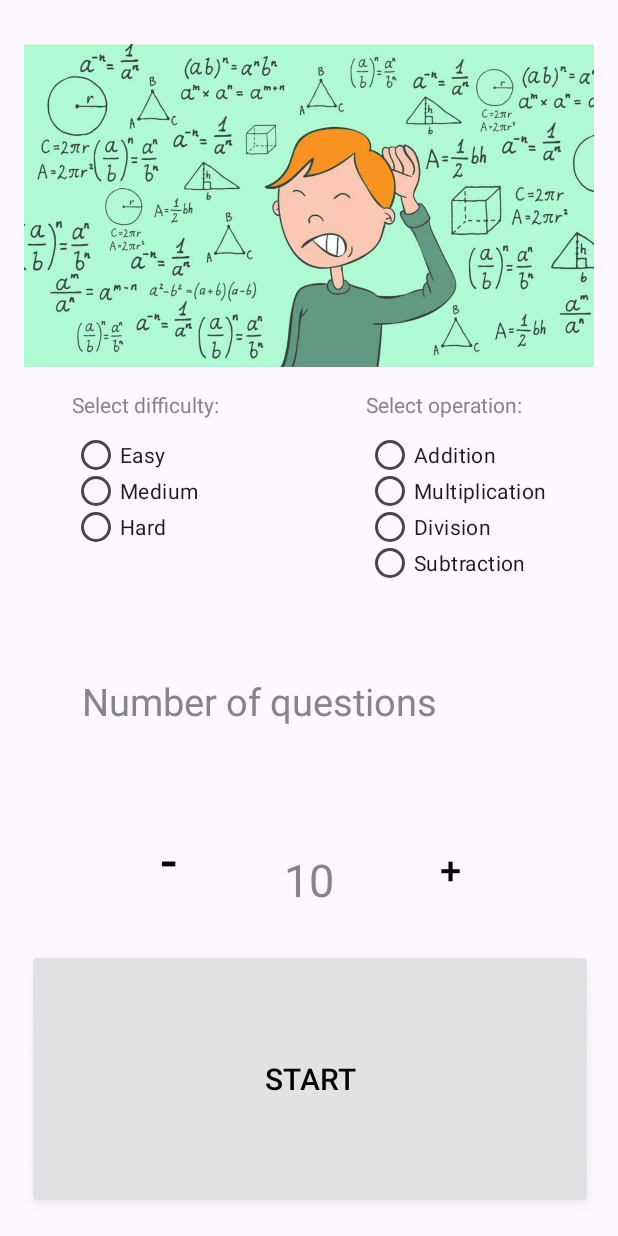
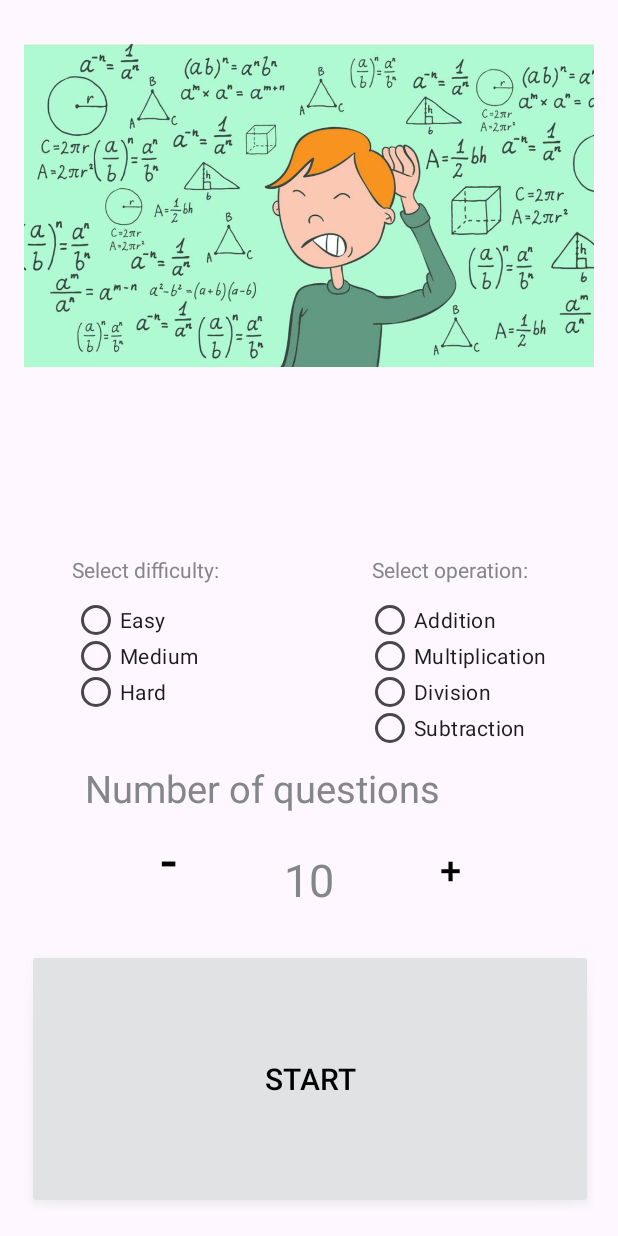
Before and after one commit to billym711/C323-Project3, an Android app: the screen it shows after launch (MainActivity), on a phone screen of 412 x 824 dp. Run offline under Robolectric (Android 15) with nearby library versions, the phone set to English and light mode, and no system bars.

Commit message:
Finalizing and adding comments

```diff
--- a/app/src/main/java/com/example/project3/MainFragment.kt
+++ b/app/src/main/java/com/example/project3/MainFragment.kt
@@ -1,5 +1,6 @@
 package com.example.project3
 
+import android.graphics.Color
 import androidx.appcompat.app.AppCompatActivity
 import android.os.Bundle
 import android.util.Log
@@ -13,6 +14,7 @@ import android.widget.RadioGroup
 import android.widget.TextView
 import androidx.fragment.app.Fragment
 import androidx.navigation.findNavController
+import org.w3c.dom.Text
 
 
 class MainFragment : Fragment() {
@@ -27,15 +29,30 @@ class MainFragment : Fragment() {
         savedInstanceState: Bundle?
     ): View? {
         // Inflate the layout for this fragment
-        var isResult = false
         val view = inflater.inflate(R.layout.fragment_main, container, false)
         // This gets access to all the elements we need on this page
         //(Radio buttons, start button, +/- buttons, and text elements)
-        isResult = MainFragmentArgs.fromBundle(requireArguments()).isResult
-        if (isResult){
-            val numberCorrect = MainFragmentArgs.fromBundle(requireArguments()).questionsCorrect
-            val numberTotal = MainFragmentArgs.fromBundle(requireArguments()).questionsTotal
+
+        //Getting the values from the second fragment, passed through the Navigation graph
+        val numberCorrect = MainFragmentArgs.fromBundle(arguments as Bundle).questionsCorrect
+        val numberTotal = MainFragmentArgs.fromBundle(arguments as Bundle).questionsTotal
+        val prevOperation = MainFragmentArgs.fromBundle(arguments as Bundle).prevOperation
+        val finalText = view.findViewById<TextView>(R.id.textView9)
+        //Setting the result text to invisible by default
+        finalText.visibility = View.INVISIBLE
+        if (numberTotal.toInt() != 0){
+            //once there have been questions answered, show the text
+            finalText.visibility = View.VISIBLE
+            var percentage = numberCorrect.toDouble() / numberTotal.toDouble()
+            if (percentage >= .8){
+                // if 80% or more correct, use black text and show score
+                finalText.setTextColor(Color.BLACK)
+                finalText.text = "You got " + numberCorrect + " out of " + numberTotal + " correct in " + prevOperation + ". Good work!"
+            }else{
+                //if less than 80%, show result and keep red text
+                finalText.text = "You got " + numberCorrect + " out of " + numberTotal + " correct in " + prevOperation + ". You need to practice more!"
             }
+        }
 
         val startButton = view.findViewById<Button>(R.id.button)
         val diffButtonEasy = view.findViewById<RadioButton>(R.id.testButton)
--- a/app/src/main/res/layout/fragment_main.xml
+++ b/app/src/main/res/layout/fragment_main.xml
@@ -28,7 +28,7 @@
         android:layout_width="wrap_content"
         android:layout_height="wrap_content"
         android:layout_marginStart="32dp"
-        android:layout_marginTop="2dp"
+        android:layout_marginTop="112dp"
         android:text="Select difficulty:"
         android:textColor="#84868a"
         app:layout_constraintStart_toStartOf="parent"
@@ -38,8 +38,8 @@
         android:id="@+id/textView2"
         android:layout_width="wrap_content"
         android:layout_height="wrap_content"
-        android:layout_marginTop="2dp"
-        android:layout_marginEnd="48dp"
+        android:layout_marginTop="112dp"
+        android:layout_marginEnd="44dp"
         android:text="Select operation:"
         android:textColor="#84868a"
         app:layout_constraintEnd_toEndOf="parent"
@@ -50,12 +50,12 @@
         android:layout_width="wrap_content"
         android:layout_height="wrap_content"
         android:layout_marginStart="32dp"
-        android:layout_marginTop="192dp"
+        android:layout_marginTop="250dp"
         android:text="Number of questions"
         android:textColor="#84868a"
         android:textSize="25sp"
         app:layout_constraintEnd_toEndOf="parent"
-        app:layout_constraintHorizontal_bias="0.057"
+        app:layout_constraintHorizontal_bias="0.076"
         app:layout_constraintStart_toStartOf="parent"
         app:layout_constraintTop_toBottomOf="@+id/imageView" />
 
@@ -180,4 +180,16 @@
         app:layout_constraintBottom_toTopOf="@+id/button"
         app:layout_constraintEnd_toEndOf="parent" />
 
+    <TextView
+        android:id="@+id/textView9"
+        android:layout_width="wrap_content"
+        android:layout_height="wrap_content"
+        android:text="You got 0 out of 10 correct in addition. You need to practice more!"
+        android:textColor="#FF0000"
+        android:textSize="25sp"
+        android:visibility="visible"
+        app:layout_constraintEnd_toEndOf="parent"
+        app:layout_constraintStart_toStartOf="parent"
+        app:layout_constraintTop_toBottomOf="@+id/imageView" />
+
 </androidx.constraintlayout.widget.ConstraintLayout>
--- a/app/src/main/res/navigation/nav_graph.xml
+++ b/app/src/main/res/navigation/nav_graph.xml
@@ -10,19 +10,22 @@
         android:label="fragment_main"
         tools:layout="@layout/fragment_main" >
         <argument
-            android:name="isResult"
-            app:argType="boolean"
-            />
-        <argument
             android:name="questionsCorrect"
+            android:defaultValue="0"
             app:argType="string"
             />
         <argument
             android:name="questionsTotal"
+            android:defaultValue="0"
             app:argType="string"
 
             />
+        <argument
+            android:name="prevOperation"
+            android:defaultValue="addition"
+            app:argType="string"
 
+            />
         <action
             android:id="@+id/action_mainFragment_to_act23"
             app:destination="@id/act23" />
```
Also changed, not shown: app/src/main/java/com/example/project3/Act2.kt (+53 -5 lines), 2 other files.
